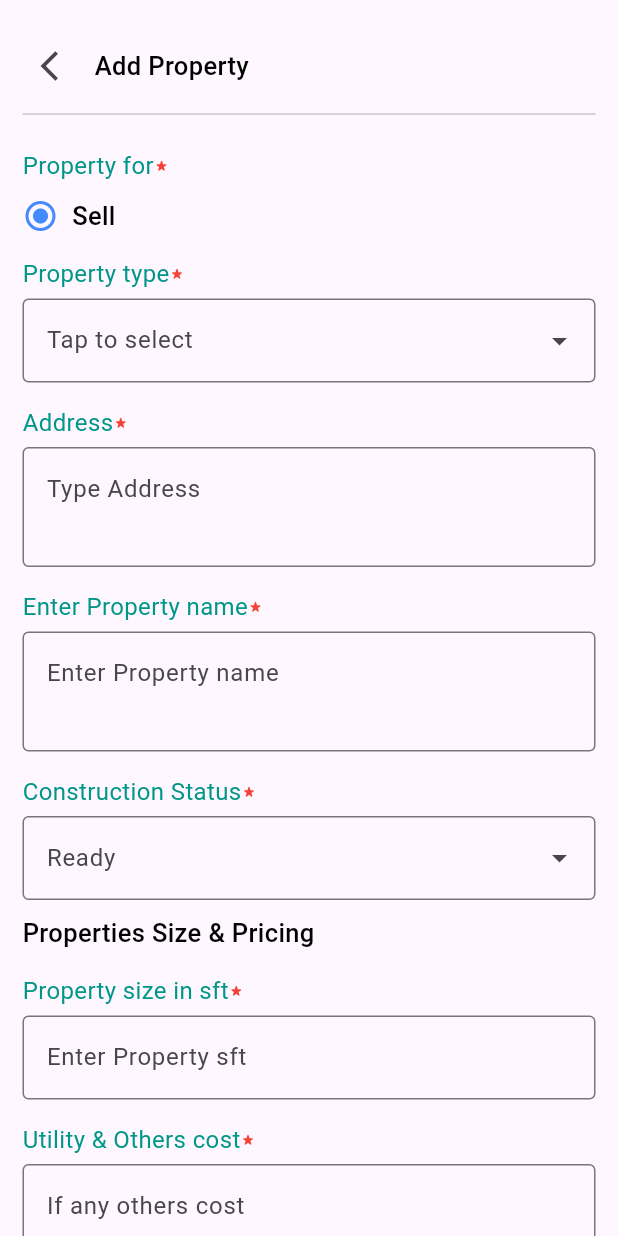
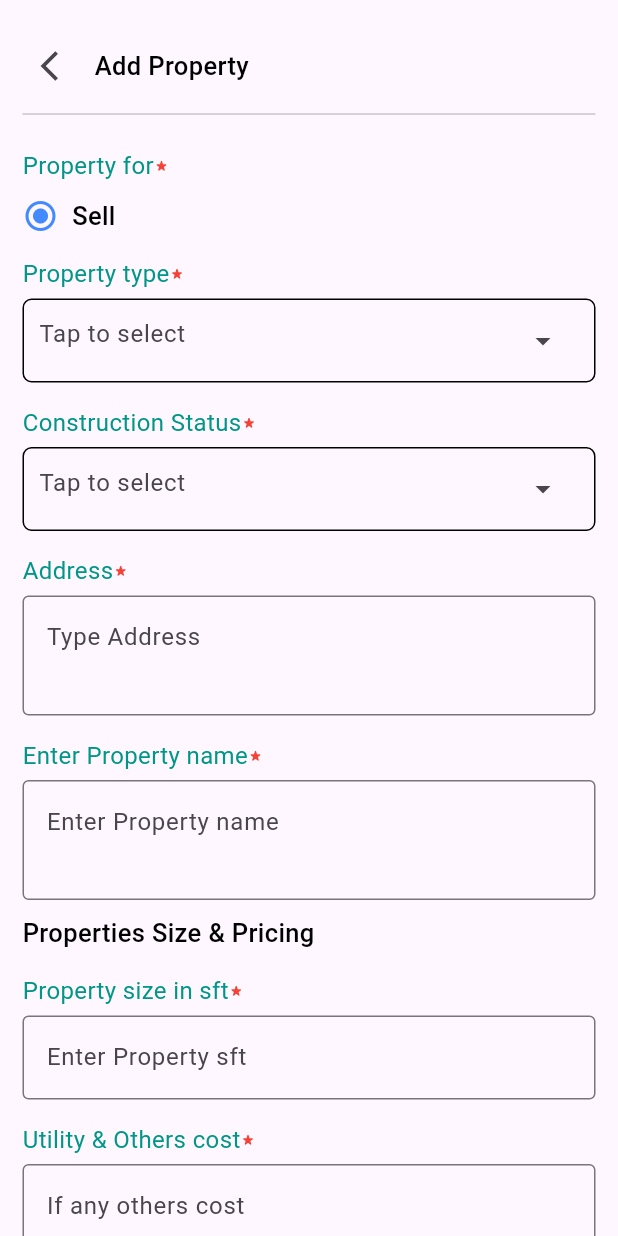
Before and after one commit to universeit12/Finca-property2, a Flutter app: the AddPropertyScreen screen opened by its route, on a phone screen of 412 x 824 dp. Run offline on Flutter 3.47's test engine with Material 3 defaults, Android fonts, the light colour scheme and no system bars; drawn by our look-alikes of dropdown_textfield; our stand-ins replace animated_text_kit, another_carousel_pro, fluttertoast, get, shared_preferences, youtube_player_flutter; accounts and stored records are empty.

Commit message:
code modified

```diff
--- a/lib/presentation/modules/signin/bindigns/signinBindingis.dart
+++ b/lib/presentation/modules/Auth/signin/bindigns/signinBindingis.dart
@@ -1,5 +1,6 @@
 import 'package:get/get.dart';
-import 'package:universe_it_project/presentation/modules/signin/controller/signin%20_controller.dart';
+
+import '../controller/signin _controller.dart';
 
 class Signinbindingis implements Bindings {
   @override
--- /dev/null
+++ b/lib/presentation/modules/add property/controller/add_property_controller.dart
@@ -0,0 +1,6 @@
+import 'package:get/get.dart';
+
+class AddPropertyController extends GetxController{
+
+
+}
--- a/lib/presentation/modules/add property/controller/radioController.dart
+++ /dev/null
@@ -1,27 +0,0 @@
-import 'dart:io';
-
-import 'package:get/get.dart';
-import 'package:image_picker/image_picker.dart';
-
-class OptionController extends GetxController {
-  var selectedValue = ''.obs; // Observable for storing the selected value
-  final options = [
-    'Option 1',
-    'Option 2',
-    'Option 3',
-    'Option 4',
-  ];
-
-  void updateSelectedValue(String value) {
-    selectedValue.value = value;
-  }
-  final ImagePicker _picker = ImagePicker();
-  var imageFile = Rxn<File>();
-
-  Future<void> pickImage() async {
-    final XFile? image = await _picker.pickImage(source: ImageSource.gallery);
-    if (image != null) {
-      imageFile.value = File(image.path);
-    }
-  }
-}
--- a/lib/presentation/modules/add property/view/add_property_screen.dart
+++ b/lib/presentation/modules/add property/view/add_property_screen.dart
@@ -1,38 +1,30 @@
+import 'package:dropdown_textfield/dropdown_textfield.dart';
 import 'package:flutter/material.dart';
 import 'package:get/get.dart';
+import 'package:universe_it_project/presentation/modules/add%20property/controller/add_property_controller.dart';
 import 'package:universe_it_project/widgets/custom_button.dart';
 import 'package:universe_it_project/widgets/custom_text.dart';
-import '../controller/custom_text_icon.dart';
-import '../controller/radioController.dart';
-import '../controller/textfield_custom.dart';
+import '../../../../widgets/custom_dropdown.dart';
+import '../widgets/custom_text_icon.dart';
+import '../widgets/textfield_custom.dart';
 
 class AddPropertyScreen extends StatelessWidget {
   AddPropertyScreen({super.key});
-  final OptionController controller = Get.put(OptionController());
-  final PageController _pageController = PageController();
+  final _pageController = PageController();
+  final controller = Get.put(AddPropertyController());
 
-  final TextEditingController pTypecontroller = TextEditingController();
-  final TextEditingController addressController = TextEditingController();
-  final TextEditingController pNameController = TextEditingController();
-  final TextEditingController statusController = TextEditingController();
-  final TextEditingController sizeController = TextEditingController();
-  final TextEditingController utilityController = TextEditingController();
-  final TextEditingController totalpriceController = TextEditingController();
-  final TextEditingController bedroomController = TextEditingController();
-  final TextEditingController bathroomController = TextEditingController();
-  final TextEditingController belconisController = TextEditingController();
-  final TextEditingController garagesController = TextEditingController();
-  final pTypeKey = GlobalKey<FormState>();
-  final addressKey = GlobalKey<FormState>();
-  final pNameKey = GlobalKey<FormState>();
-  final statusKey = GlobalKey<FormState>();
-  final sizeKey = GlobalKey<FormState>();
-  final utilityKey = GlobalKey<FormState>();
-  final totalpriceKey = GlobalKey<FormState>();
-  final bedroomKey = GlobalKey<FormState>();
-  final bathroomKey = GlobalKey<FormState>();
-  final belconisKey = GlobalKey<FormState>();
-  final garagesKey = GlobalKey<FormState>();
+  //validation---->>>
+  final typeController = SingleValueDropDownController();
+  final statusController = SingleValueDropDownController();
+  final addressController = TextEditingController();
+  final properyNameController = TextEditingController();
+  final priceController = TextEditingController();
+  final bedroomController = SingleValueDropDownController();
+  final bathroomController = SingleValueDropDownController();
+  final belconisController = SingleValueDropDownController();
+  final garagesController = SingleValueDropDownController();
+
+  final formkey = GlobalKey<FormState>();
 
   @override
   Widget build(BuildContext context) {
@@ -41,17 +33,21 @@ class AddPropertyScreen extends StatelessWidget {
         controller: _pageController,
         physics: const NeverScrollableScrollPhysics(),
         children: [
-          _buildPage1(),
-          _buildPage2(),
+          addPage1(),
+          addPage2(),
         ],
       ),
     );
   }
 
-  Widget _buildPage1() {
+  //PAGE NUMBER-2------------>>>
+
+  Widget addPage1() {
     return SingleChildScrollView(
       child: Padding(
         padding: const EdgeInsets.symmetric(horizontal: 15.0, vertical: 20.0),
+        child: Form(
+          key: formkey,
           child: Column(
             crossAxisAlignment: CrossAxisAlignment.start,
             children: [
@@ -70,6 +66,8 @@ class AddPropertyScreen extends StatelessWidget {
               const Divider(),
               const CustomTextIcon(text: "Property for"),
               const SizedBox(height: 5.0),
+
+              //PROPERTY TYPE
               const Row(
                 children: [
                   Icon(Icons.radio_button_on, color: Colors.blueAccent),
@@ -77,186 +75,168 @@ class AddPropertyScreen extends StatelessWidget {
                 ],
               ),
               const CustomTextIcon(text: "Property type"),
-            ReusableTextField(
-                hintText: 'Tap to select',
-                readOnly: true,
-                formkey: pTypeKey,
-                suffixIcon: const Icon(Icons.arrow_drop_down),
-                validation: (value) {
-                  if (value == null || value.isEmpty) {
-                    return 'Complete the fields';
-                  }
-                  return null;
-                },
-                controller: pTypecontroller),
+              const DropdownWidget(
+                dropDownList: [
+                  DropDownValueModel(
+                      name: 'Apartment/Flats', value: "Apartment/Flats"),
+                  DropDownValueModel(
+                      name: 'Independent House', value: "Independent House"),
+                  DropDownValueModel(name: 'Duplex/Home', value: "Duplex/Home"),
+                  DropDownValueModel(
+                      name: 'Shop/Restaurant', value: "Shop/Restaurant"),
+                  DropDownValueModel(
+                      name: 'Office Space', value: "Office Space"),
+                  DropDownValueModel(
+                      name: 'Industrial Space', value: "Industrial Space"),
+                  DropDownValueModel(
+                      name: 'Residential Plot', value: "Residential Plot"),
+                  DropDownValueModel(
+                      name: 'Commercial Plot', value: "Commercial Plot"),
+                  DropDownValueModel(
+                      name: 'Agriculture/Firm', value: "Agriculture/Firm"),
+                ],
+                hintText: "Select an item",
+                enablesearch: false,
+              ),
+
+              //STATUS
+              const CustomTextIcon(text: "Construction Status"),
+              const DropdownWidget(
+                dropDownList: [
+                  DropDownValueModel(name: 'Any', value: "Any"),
+                  DropDownValueModel(name: 'Ready', value: "Ready"),
+                  DropDownValueModel(
+                      name: 'Under Construction', value: "Under Construction"),
+                  DropDownValueModel(name: 'Used', value: "Used"),
+                  DropDownValueModel(name: 'Upcomming', value: "Upcomming"),
+                  DropDownValueModel(
+                      name: 'Almost Ready', value: "Almost Ready"),
+                ],
+                hintText: "Select an item",
+                enablesearch: false,
+              ),
+
+              //ADDRESS
               const CustomTextIcon(text: "Address"),
               ReusableTextField(
                 hintText: 'Type Address',
                 maxLines: 2,
-                formkey: addressKey,
-                validation: (value) {
-                  if (value == null || value.isEmpty) {
-                    return 'Complete the fields';
-                  }
-                  return null;
-                },
-                controller: addressController),
+                controller: addressController,
+              ),
+
+              //PROPERTY NAME
               const CustomTextIcon(text: "Enter Property name"),
               ReusableTextField(
                 hintText: 'Enter Property name',
                 maxLines: 2,
-                formkey: pNameKey,
-                validation: (value) {
-                  if (value == null || value.isEmpty) {
-                    return 'Complete the fields';
-                  }
-                  return null;
-                },
-                controller: pNameController),
-            const CustomTextIcon(text: "Construction Status"),
-            ReusableTextField(
-                hintText: 'Ready',
-                readOnly: true,
-                formkey: statusKey,
-                suffixIcon: const Icon(Icons.arrow_drop_down),
-                validation: (value) {
-                  if (value == null || value.isEmpty) {
-                    return 'Complete the fields';
-                  }
-                  return null;
-                },
-                controller: statusController),
+                controller: properyNameController,
+              ),
               const SizedBox(height: 10),
+
+              //PRICEING & SIZE
               const CustomText(text: "Properties Size & Pricing"),
+
+              //SIZE
               const CustomTextIcon(text: "Property size in sft"),
-            ReusableTextField(
+              const ReusableTextField(
                 hintText: 'Enter Property sft',
                 keyboardtype: TextInputType.phone,
-                formkey: sizeKey,
-                validation: (value) {
-                  if (value == null || value.isEmpty) {
-                    return 'Complete the fields';
-                  }
-                  return null;
-                },
-                controller: sizeController),
+              ),
+
+              //UTILITY COST
               const CustomTextIcon(text: "Utility & Others cost"),
-            ReusableTextField(
+              const ReusableTextField(
                 hintText: 'If any others cost',
                 keyboardtype: TextInputType.phone,
-                formkey: utilityKey,
-                validation: (value) {
-                  if (value == null || value.isEmpty) {
-                    return 'Complete the fields';
-                  }
-                  return null;
-                },
-                controller: utilityController),
+              ),
+
+              //TOTAL PRICE
               const CustomTextIcon(text: "Price in total"),
-            ReusableTextField(
+              const ReusableTextField(
                 hintText: 'total price',
                 keyboardtype: TextInputType.phone,
-                formkey: totalpriceKey,
-                validation: (value) {
-                  if (value == null || value.isEmpty) {
-                    return 'Complete the fields';
-                  }
-                  return null;
-                },
-                controller: totalpriceController),
+              ),
               const SizedBox(height: 10),
+
+              //BASIC FEATURES
               const CustomText(text: "Property basic features"),
+
+              //BEDROOM
               const CustomTextIcon(text: "Bedroom"),
-            ReusableTextField(
-                hintText: '1',
-                readOnly: true,
-                suffixIcon: const Icon(Icons.arrow_drop_down),
-                formkey: bedroomKey,
-                validation: (value) {
-                  if (value == null || value.isEmpty) {
-                    return 'Complete the fields';
-                  }
-                  return null;
-                },
-                controller: bedroomController),
+              const DropdownWidget(
+                dropDownList: [
+                  DropDownValueModel(name: '1', value: "1"),
+                  DropDownValueModel(name: '2', value: "2"),
+                  DropDownValueModel(name: '3', value: "3"),
+                  DropDownValueModel(name: '4', value: "4"),
+                  DropDownValueModel(name: '5', value: "5"),
+                ],
+                hintText: "Select an item",
+                enablesearch: false,
+              ),
+
+              //BATHROOM
               const CustomTextIcon(text: "Bathroom"),
-            ReusableTextField(
-                hintText: '1',
-                readOnly: true,
-                formkey: bathroomKey,
-                suffixIcon: const Icon(Icons.arrow_drop_down),
-                validation: (value) {
-                  if (value == null || value.isEmpty) {
-                    return 'Complete the fields';
-                  }
-                  return null;
-                },
-                controller: bathroomController),
+              const DropdownWidget(
+                dropDownList: [
+                  DropDownValueModel(name: '1', value: "1"),
+                  DropDownValueModel(name: '2', value: "2"),
+                  DropDownValueModel(name: '3', value: "3"),
+                  DropDownValueModel(name: '4', value: "4"),
+                ],
+                hintText: "Select an item",
+                enablesearch: false,
+              ),
+
+              //BELCONIS
               const CustomTextIcon(text: "Belconis"),
-            ReusableTextField(
-                hintText: '1',
-                readOnly: true,
-                formkey: belconisKey,
-                suffixIcon: const Icon(Icons.arrow_drop_down),
-                validation: (value) {
-                  if (value == null || value.isEmpty) {
-                    return 'Complete the fields';
-                  }
-                  return null;
-                },
-                controller: belconisController),
+              const DropdownWidget(
+                dropDownList: [
+                  DropDownValueModel(name: '1', value: "1"),
+                  DropDownValueModel(name: '2', value: "2"),
+                  DropDownValueModel(name: '3', value: "3"),
+                  DropDownValueModel(name: '4', value: "4"),
+                ],
+                hintText: "Select an item",
+                enablesearch: false,
+              ),
+
+              //GARAGES
               const CustomTextIcon(text: "Garages"),
-            ReusableTextField(
-                hintText: '1',
-                readOnly: true,
-                formkey: garagesKey,
-                suffixIcon: const Icon(Icons.arrow_drop_down),
-                validation: (value) {
-                  if (value == null || value.isEmpty) {
-                    return '';
-                  }
-                  return null;
-                },
-                controller: garagesController),
+              const DropdownWidget(
+                dropDownList: [
+                  DropDownValueModel(name: '1', value: "1"),
+                  DropDownValueModel(name: '2', value: "2"),
+                  DropDownValueModel(name: '3', value: "3"),
+                  DropDownValueModel(name: '4', value: "4"),
+                ],
+                hintText: "Select an item",
+                enablesearch: false,
+              ),
               const SizedBox(height: 20),
+
+              //NEXT BUTTON
               CustomButton(
                 text: "Next",
                 ontap: () {
-                if (pTypecontroller.text.isNotEmpty ||
-                    pTypeKey.currentState!.validate() &&
-                        addressController.text.isNotEmpty ||
-                    addressKey.currentState!.validate() &&
-                        pNameController.text.isNotEmpty ||
-                    pNameKey.currentState!.validate() &&
-                        statusController.text.isNotEmpty ||
-                    statusKey.currentState!.validate() &&
-                        sizeController.text.isNotEmpty ||
-                    sizeKey.currentState!.validate() &&
-                        utilityController.text.isNotEmpty ||
-                    utilityKey.currentState!.validate() &&
-                        totalpriceController.text.isNotEmpty ||
-                    totalpriceKey.currentState!.validate() &&
-                        bedroomController.text.isNotEmpty ||
-                    bedroomKey.currentState!.validate() &&
-                        bathroomController.text.isNotEmpty ||
-                    bathroomKey.currentState!.validate() &&
-                        belconisController.text.isNotEmpty ||
-                    belconisKey.currentState!.validate() &&
-                        garagesController.text.isNotEmpty ||
-                    garagesKey.currentState!.validate()) {
+                  if (formkey.currentState!.validate()) {
                     _pageController.nextPage(
                       duration: const Duration(milliseconds: 300),
-                      curve: Curves.easeInOut);
+                      curve: Curves.easeInOut,
+                    );
                   }
                 },
               )
             ],
           ),
         ),
+      ),
     );
   }
 
-  Widget _buildPage2() {
+  //PAGE NUMBER-2------------>>>
+
+  Widget addPage2() {
     return SingleChildScrollView(
       child: Padding(
         padding: const EdgeInsets.symmetric(horizontal: 15.0, vertical: 20.0),
@@ -272,44 +252,28 @@ class AddPropertyScreen extends StatelessWidget {
                 icon: const Icon(Icons.arrow_back_ios)),
             const CustomText(text: "Property additional information"),
             const CustomTextIcon(text: "Total number of floor"),
-            Obx(() {
-              return ReusableTextField(
+        ReusableTextField(
           hintText: '1',
-                controller:
-                    TextEditingController(text: controller.selectedValue.value),
           readOnly: true,
-                suffixIcon: const Icon(Icons.arrow_drop_down),
-              );
-            }),
+          suffixIcon: Icon(Icons.arrow_drop_down),
+        ),
             const CustomTextIcon(text: "Title"),
-            Obx(() {
-              return ReusableTextField(
+            ReusableTextField(
               hintText:
               '212 sqft, 1 Bed Almost Ready Apartment/Flats for Sale at Karatia',
-                controller:
-                    TextEditingController(text: controller.selectedValue.value),
               maxLines: 2,
-              );
-            }),
+            ),
             const CustomTextIcon(text: "Description"),
-            Obx(() {
-              return ReusableTextField(
+        ReusableTextField(
           hintText: 'Enter Description',
-                controller:
-                    TextEditingController(text: controller.selectedValue.value),
           maxLines: 4,
-              );
-            }),
+        ),
             const CustomTextIcon(text: "Phone Number"),
-            Obx(() {
-              return ReusableTextField(
+        ReusableTextField(
           hintText: '+8801*********',
           keyboardtype: TextInputType.phone,
-                controller:
-                    TextEditingController(text: controller.selectedValue.value),
           suffixIcon: Icon(Icons.arrow_drop_down),
-              );
-            }),
+        ),
             const SizedBox(height: 10.0),
             CustomButton(
               text: "Post",
--- a/lib/presentation/modules/add property/controller/textfield_custom.dart
+++ b/lib/presentation/modules/add property/widgets/textfield_custom.dart
@@ -27,10 +27,7 @@ class ReusableTextField extends StatelessWidget {
 
   @override
   Widget build(BuildContext context) {
-    return Form(
-      key: formkey,
-      child: TextFormField(
-        validator: validation,
+    return TextFormField(
       readOnly: readOnly,
       maxLines: maxLines,
       keyboardType: keyboardtype,
@@ -41,7 +38,12 @@ class ReusableTextField extends StatelessWidget {
       ),
       onTap: onTap,
       controller: controller,
-      ),
+      validator: (value) {
+        if (value == null || value.isEmpty) {
+          return 'Fields are required';
+        }
+        return null;
+      },
     );
   }
 }
--- a/lib/presentation/modules/search/controller/search_controller.dart
+++ /dev/null
@@ -1 +0,0 @@
-import 'package:get/get.dart';
--- a/lib/utils/nav_item.dart
+++ b/lib/utils/nav_item.dart
@@ -1,15 +1,10 @@
 import 'package:flutter/material.dart';
 import 'package:universe_it_project/presentation/modules/Privacy/views/privacy_screen.dart';
-import 'package:universe_it_project/presentation/modules/add%20property/view/add_property_card.dart';
 import 'package:universe_it_project/presentation/modules/add%20property/view/add_property_screen.dart';
-import 'package:universe_it_project/presentation/modules/add%20property/view/details_screen.dart';
 import 'package:universe_it_project/presentation/modules/all%20property/view/all_property_screen.dart';
 import 'package:universe_it_project/presentation/modules/blogs/views/blog_item.dart';
 import 'package:universe_it_project/presentation/modules/favourite/view/faviorite_screen.dart';
 import 'package:universe_it_project/presentation/modules/settings/views/thame_page.dart';
-
-import '../presentation/modules/about_us/views/about_screen.dart';
-import '../presentation/modules/all property/view/all_property_details.dart';
 import '../presentation/modules/contact/views/contact_screen.dart';
 
 final List<Map<String, dynamic>> navItem = [
--- a/lib/widgets/custom_dropdown.dart
+++ b/lib/widgets/custom_dropdown.dart
@@ -6,16 +6,21 @@ import '../presentation/modules/search/controller/search_dropdown_controller.dar
 class DropdownWidget extends StatelessWidget {
   final List<DropDownValueModel> dropDownList;
   final String hintText;
-  final SearchDropdownController controller;
+  final SearchDropdownController? searchcontroller;
+  final controller;
   final enablesearch;
   final onchanged;
+  final formkey;
+  final validation;
   const DropdownWidget({
     super.key,
     required this.dropDownList,
     this.hintText = "Select an option",
-    required this.controller,
+    this.controller,
     this.enablesearch,
     this.onchanged,
+    this.searchcontroller,
+    this.formkey, this.validation,
   });
 
   @override
@@ -25,24 +30,21 @@ class DropdownWidget extends StatelessWidget {
       decoration: BoxDecoration(
           border: Border.all(), borderRadius: BorderRadius.circular(6.0)),
       child: DropDownTextField(
+        clearOption: false,
+        dropDownList: dropDownList,
+        controller: controller,
+        onChanged: onchanged,
+        validator: validation,
         enableSearch: enablesearch ?? true,
-          clearOption: false,
+        dropDownItemCount: dropDownList.length,
         searchTextStyle: const TextStyle(color: Colors.red),
         searchDecoration: InputDecoration(
           hintText: hintText,
         ),
         textFieldDecoration: const InputDecoration(
             hintText: "Tap to select", border: InputBorder.none),
-          validator: (value) {
-            if (value == null) {
-              return "Required field";
-            } else {
-              return null;
-            }
-          },
-          dropDownItemCount: dropDownList.length,
-          dropDownList: dropDownList,
-          onChanged: onchanged),
+
+      ),
     );
   }
 }
```
Also changed, not shown: lib/presentation/modules/add property/controller/property_type.dart (deleted, +0 -10 lines), lib/presentation/modules/search/view/search_page.dart (+22 -18 lines), lib/presentation/routes/route.dart (+3 -4 lines), lib/presentation/modules/Auth/forget password/views/forget_pass.dart (renamed from lib/presentation/modules/forget password/views/forget_pass.dart), lib/presentation/modules/Auth/signin/controller/signin _controller.dart (renamed from lib/presentation/modules/signin/controller/signin _controller.dart), lib/presentation/modules/Auth/signin/view/signinpage.dart (renamed from lib/presentation/modules/signin/view/signinpage.dart), lib/presentation/modules/Auth/signup/views/signup_screen.dart (renamed from lib/presentation/modules/signup/views/signup_screen.dart), lib/presentation/modules/about us/views/about_screen.dart (renamed from lib/presentation/modules/about_us/views/about_screen.dart), lib/presentation/modules/add property/utils/dropdown_dialog.dart (deleted), lib/presentation/modules/add property/widgets/custom_text_icon.dart (renamed from lib/presentation/modules/add property/controller/custom_text_icon.dart). Lines whose indentation alone changed are shown as unchanged.
